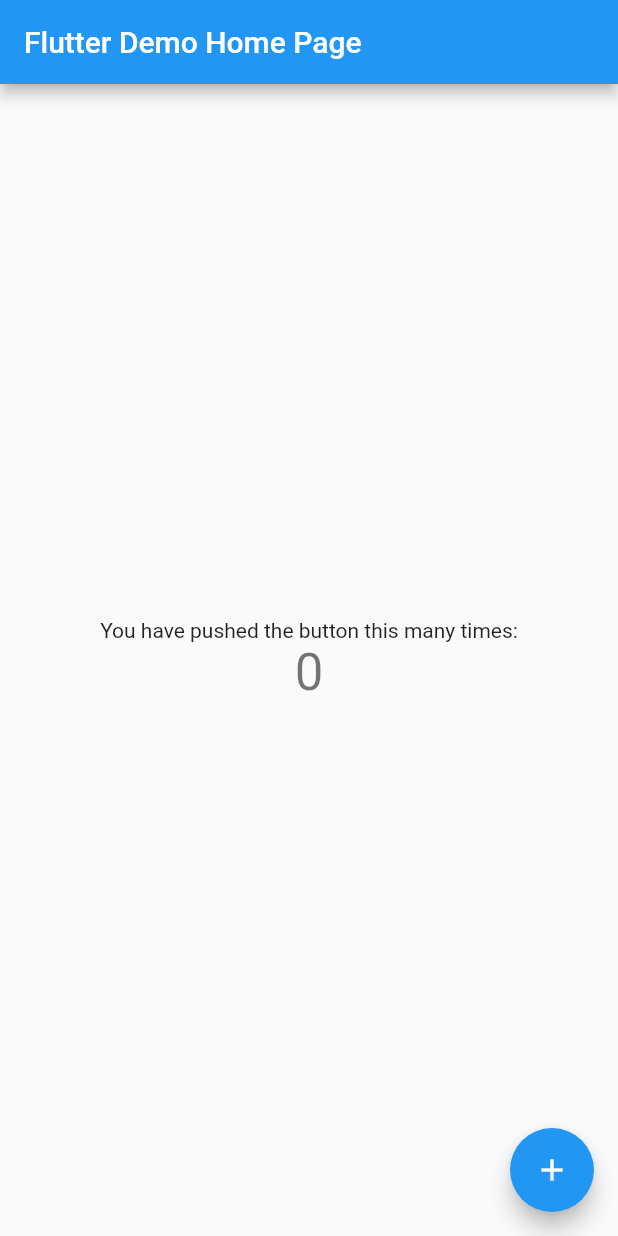
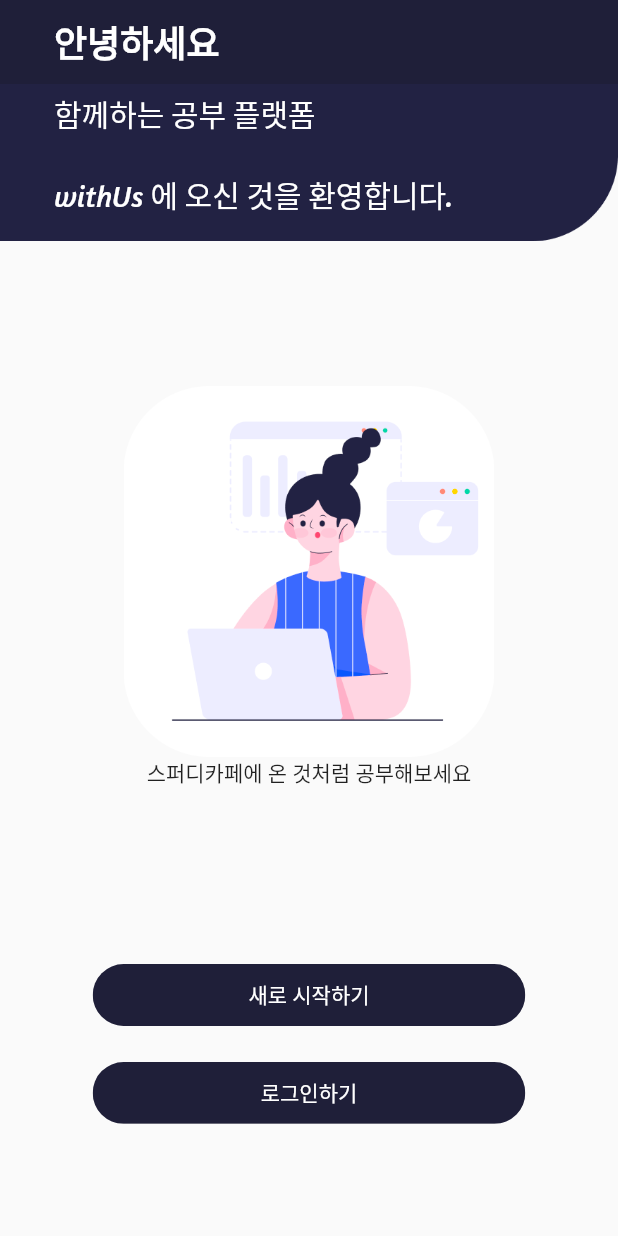
Before and after one commit to threeJob/withUs, a Flutter app: the screen it shows after launch, on a phone screen of 412 x 824 dp. Run offline on Flutter 3.47's test engine with Material 2 defaults, Android fonts, the phone set to English and light mode, and no system bars; our stand-ins replace dio, get; missing offline and left inert: kakao_flutter_sdk_common, kakao_flutter_sdk_user.

Commit message:
feat: Add splash, first UI #1

```diff
--- a/lib/screens/constants.dart
+++ b/lib/constants.dart
@@ -1,5 +1,5 @@
 import 'package:flutter/material.dart';
 
-const kMainColor = Color(0xFF222C4F);
+const kMainColor = Color(0xFF1F1F39);
 const KGreyColor = Color(0xFF484848);
 const KGreenColor = Color(0xFF14AE5C);
--- /dev/null
+++ b/lib/env.dart
@@ -0,0 +1 @@
+const String kakaoNativeKey = "65b859dd30deee5958972d141cdc0982";
--- a/lib/main.dart
+++ b/lib/main.dart
@@ -1,115 +1,56 @@
 import 'package:flutter/material.dart';
+import 'package:kakao_flutter_sdk_common/kakao_flutter_sdk_common.dart';
+import 'package:with_us/env.dart';
+import 'package:with_us/constants.dart';
+import 'package:with_us/screens/first/first_screen.dart';
+import 'package:with_us/screens/splash/splash_screen.dart';
 
 void main() {
+  KakaoSdk.init(nativeAppKey: kakaoNativeKey);
   runApp(const MyApp());
 }
 
 class MyApp extends StatelessWidget {
-  const MyApp({super.key});
+  const MyApp({Key? key}) : super(key: key);
 
-  // This widget is the root of your application.
   @override
   Widget build(BuildContext context) {
-    return MaterialApp(
-      title: 'Flutter Demo',
-      theme: ThemeData(
-        // This is the theme of your application.
-        //
-        // Try running your application with "flutter run". You'll see the
-        // application has a blue toolbar. Then, without quitting the app, try
-        // changing the primarySwatch below to Colors.green and then invoke
-        // "hot reload" (press "r" in the console where you ran "flutter run",
-        // or simply save your changes to "hot reload" in a Flutter IDE).
-        // Notice that the counter didn't reset back to zero; the application
-        // is not restarted.
-        primarySwatch: Colors.blue,
-      ),
-      home: const MyHomePage(title: 'Flutter Demo Home Page'),
+    return FutureBuilder(
+      future: Future.delayed(const Duration(milliseconds: 2000)),
+      builder: (context, AsyncSnapshot snapshot) {
+        if (snapshot.connectionState == ConnectionState.waiting) {
+          return const MaterialApp(home: SplashScreen());
+        } else {
+          return MaterialApp(
+            title: 'Flutter',
+            theme: ThemeData(
+              primarySwatch: _createMaterialColor(kMainColor),
+              // fontFamily: "GmarketSans"
+            ),
+            home: const FirstScreen(),
+          );
+        }
+      },
     );
   }
 }
 
-class MyHomePage extends StatefulWidget {
-  const MyHomePage({super.key, required this.title});
+MaterialColor _createMaterialColor(Color color) {
+  List<double> strengths = [.05];
+  Map<int, Color> swatch = {};
+  final int r = color.red, g = color.green, b = color.blue;
 
-  // This widget is the home page of your application. It is stateful, meaning
-  // that it has a State object (defined below) that contains fields that affect
-  // how it looks.
-
-  // This class is the configuration for the state. It holds the values (in this
-  // case the title) provided by the parent (in this case the App widget) and
-  // used by the build method of the State. Fields in a Widget subclass are
-  // always marked "final".
-
-  final String title;
-
-  @override
-  State<MyHomePage> createState() => _MyHomePageState();
+  for (int i = 1; i < 10; i++) {
+    strengths.add(0.1 * i);
+  }
+  strengths.forEach((strength) {
+    final double ds = 0.5 - strength;
+    swatch[(strength * 1000).round()] = Color.fromRGBO(
+      r + ((ds < 0 ? r : (255 - r)) * ds).round(),
+      g + ((ds < 0 ? g : (255 - g)) * ds).round(),
+      b + ((ds < 0 ? b : (255 - b)) * ds).round(),
+      1,
+    );
+  });
+  return MaterialColor(color.value, swatch);
 }
-
-class _MyHomePageState extends State<MyHomePage> {
-  int _counter = 0;
-
-  void _incrementCounter() {
-    setState(() {
-      // This call to setState tells the Flutter framework that something has
-      // changed in this State, which causes it to rerun the build method below
-      // so that the display can reflect the updated values. If we changed
-      // _counter without calling setState(), then the build method would not be
-      // called again, and so nothing would appear to happen.
-      _counter++;
-    });
-  }
-
-  @override
-  Widget build(BuildContext context) {
-    // This method is rerun every time setState is called, for instance as done
-    // by the _incrementCounter method above.
-    //
-    // The Flutter framework has been optimized to make rerunning build methods
-    // fast, so that you can just rebuild anything that needs updating rather
-    // than having to individually change instances of widgets.
-    return Scaffold(
-      appBar: AppBar(
-        // Here we take the value from the MyHomePage object that was created by
-        // the App.build method, and use it to set our appbar title.
-        title: Text(widget.title),
-      ),
-      body: Center(
-        // Center is a layout widget. It takes a single child and positions it
-        // in the middle of the parent.
-        child: Column(
-          // Column is also a layout widget. It takes a list of children and
-          // arranges them vertically. By default, it sizes itself to fit its
-          // children horizontally, and tries to be as tall as its parent.
-          //
-          // Invoke "debug painting" (press "p" in the console, choose the
-          // "Toggle Debug Paint" action from the Flutter Inspector in Android
-          // Studio, or the "Toggle Debug Paint" command in Visual Studio Code)
-          // to see the wireframe for each widget.
-          //
-          // Column has various properties to control how it sizes itself and
-          // how it positions its children. Here we use mainAxisAlignment to
-          // center the children vertically; the main axis here is the vertical
-          // axis because Columns are vertical (the cross axis would be
-          // horizontal).
-          mainAxisAlignment: MainAxisAlignment.center,
-          children: <Widget>[
-            const Text(
-              'You have pushed the button this many times:',
-            ),
-            Text(
-              '$_counter',
-              style: Theme.of(context).textTheme.headline4,
-            ),
-          ],
-        ),
-      ),
-      floatingActionButton: FloatingActionButton(
-        onPressed: _incrementCounter,
-        tooltip: 'Increment',
-        child: const Icon(Icons.add),
-      ), // This trailing comma makes auto-formatting nicer for build methods.
-    );
-  }
-}
--- /dev/null
+++ b/lib/screens/first/first_screen.dart
@@ -0,0 +1,72 @@
+import 'package:flutter/material.dart';
+import 'package:get/get.dart';
+import 'package:with_us/constants.dart';
+import 'package:with_us/screens/login/login_screen.dart';
+import 'package:with_us/widgets/rounded_button.dart';
+
+class FirstScreen extends StatelessWidget {
+  const FirstScreen({Key? key}) : super(key: key);
+
+  @override
+  Widget build(BuildContext context) {
+    var screenWidth = MediaQuery.of(context).size.width;
+    var screenHeight = MediaQuery.of(context).size.height;
+
+    return Scaffold(
+        appBar: AppBar(
+          elevation: 0,
+          titleSpacing: 36,
+          centerTitle: false,
+          backgroundColor: kMainColor,
+          title: const Text("안녕하세요",
+              style: TextStyle(
+                  color: Colors.white,
+                  fontSize: 24,
+                  fontFamily: "Amaranth",
+                  fontWeight: FontWeight.bold)),
+        ),
+        body: Center(
+            child: Column(
+          children: [
+            Stack(children: [
+              Image.asset(
+                'assets/images/first_app_bar.png',
+                width: screenWidth,
+              ),
+              Padding(
+                padding: const EdgeInsets.only(left: 36, top: 5),
+                child: RichText(
+                  text: const TextSpan(
+                      children: [
+                        TextSpan(
+                          text: "함께하는 공부 플랫폼\n\n",
+                        ),
+                        TextSpan(text: "withUs 에 오신 것을 환영합니다.\n"),
+                      ],
+                      style: TextStyle(
+                          color: Colors.white,
+                          fontSize: 20,
+                          fontFamily: "Amaranth")),
+                ),
+              )
+            ]),
+            SizedBox(height: screenHeight * 0.1),
+            Image.asset(
+              'assets/images/first_content_01.png',
+              width: screenWidth * 0.6,
+            ),
+            const Text("스퍼디카페에 온 것처럼 공부해보세요"),
+            SizedBox(height: screenHeight * 0.13),
+            RoundedButtonForDialog(
+              text: "새로 시작하기",
+              press: () => Get.to(() => LoginScreen()),
+            ),
+            SizedBox(height: screenHeight * 0.005),
+            RoundedButtonForDialog(
+              text: "로그인하기",
+              press: () => Get.to(() => LoginScreen()),
+            )
+          ],
+        )));
+  }
+}
--- /dev/null
+++ b/lib/screens/login/login_screen.dart
@@ -0,0 +1,42 @@
+import 'package:flutter/material.dart';
+import 'package:kakao_flutter_sdk_user/kakao_flutter_sdk_user.dart';
+import 'package:dio/dio.dart';
+//import 'package:mbtmi/screens/profile/profile.dart';
+
+class LoginScreen extends StatelessWidget {
+  get json => null;
+
+  @override
+  Widget build(BuildContext context) {
+    return Scaffold(
+        body: Column(
+      mainAxisAlignment: MainAxisAlignment.center,
+      children: [
+        const Padding(padding: EdgeInsets.only(top: 50)),
+        const Image(
+          image: AssetImage("assets/images/login_logo.png"),
+        ),
+        const SizedBox(height: 90.0),
+        // LoginButton(),
+        TextButton(
+          onPressed: () async {
+            late OAuthToken token;
+
+            // if (await isKakaoTalkInstalled()) {
+            //   token = await UserApi.instance.loginWithKakaoTalk();
+            // } else {
+            //   token = await UserApi.instance.loginWithKakaoAccount();
+            // }
+            if (await isKakaoTalkInstalled()) {
+              token = await UserApi.instance.loginWithKakaoTalk();
+            } else {
+              token = await UserApi.instance.loginWithKakaoAccount();
+            }
+          },
+          child: Container(
+              width: 250, child: Image.asset("assets/images/login_kakao.png")),
+        ),
+      ],
+    ));
+  }
+}
--- /dev/null
+++ b/lib/screens/splash/splash_screen.dart
@@ -0,0 +1,19 @@
+import 'package:flutter/material.dart';
+import 'package:with_us/constants.dart';
+
+class SplashScreen extends StatelessWidget {
+  const SplashScreen({Key? key}) : super(key: key);
+
+  @override
+  Widget build(BuildContext context) {
+    var screenWidth = MediaQuery.of(context).size.width;
+
+    return Scaffold(
+        backgroundColor: kMainColor,
+        body: Center(
+            child: Image.asset(
+          'assets/images/splash_logo.png',
+          width: screenWidth * 0.6,
+        )));
+  }
+}
--- /dev/null
+++ b/lib/widgets/rounded_button.dart
@@ -0,0 +1,47 @@
+import 'package:flutter/material.dart';
+import 'package:with_us/constants.dart';
+
+class RoundedButtonForDialog extends StatelessWidget {
+  final String text;
+  final VoidCallback press;
+  final Color color, textColor;
+  const RoundedButtonForDialog({
+    Key? key,
+    required this.text,
+    required this.press,
+    this.color = kMainColor,
+    this.textColor = Colors.white,
+  }) : super(key: key);
+
+  @override
+  Widget build(BuildContext context) {
+    Size size = MediaQuery.of(context).size;
+    return Container(
+      margin: EdgeInsets.symmetric(vertical: 10),
+      width: size.width * 0.7,
+      height: size.height * 0.05,
+      child: ClipRRect(
+        borderRadius: BorderRadius.circular(29),
+        child: newElevatedButton(),
+      ),
+    );
+  }
+
+  //Used:ElevatedButton as FlatButton is deprecated.
+  //Here we have to apply customizations to Button by inheriting the styleFrom
+
+  Widget newElevatedButton() {
+    return ElevatedButton(
+      child: Text(
+        text,
+        style: TextStyle(color: textColor),
+      ),
+      onPressed: press,
+      style: ElevatedButton.styleFrom(
+          primary: color,
+          padding: EdgeInsets.symmetric(horizontal: 40, vertical: 3),
+          textStyle: TextStyle(
+              color: textColor, fontSize: 14, fontWeight: FontWeight.w500)),
+    );
+  }
+}
```
Also changed, not shown: pubspec.yaml (+15 -7 lines), assets/fonts/Amaranth-BoldItalic.ttf (added), assets/fonts/Amaranth-Italic.ttf (added), assets/images/first_app_bar.png (added), assets/images/first_content_01.png (added), assets/images/splash_logo.png (added), flutter_01.png (added), pubspec.lock, 7 other files.
